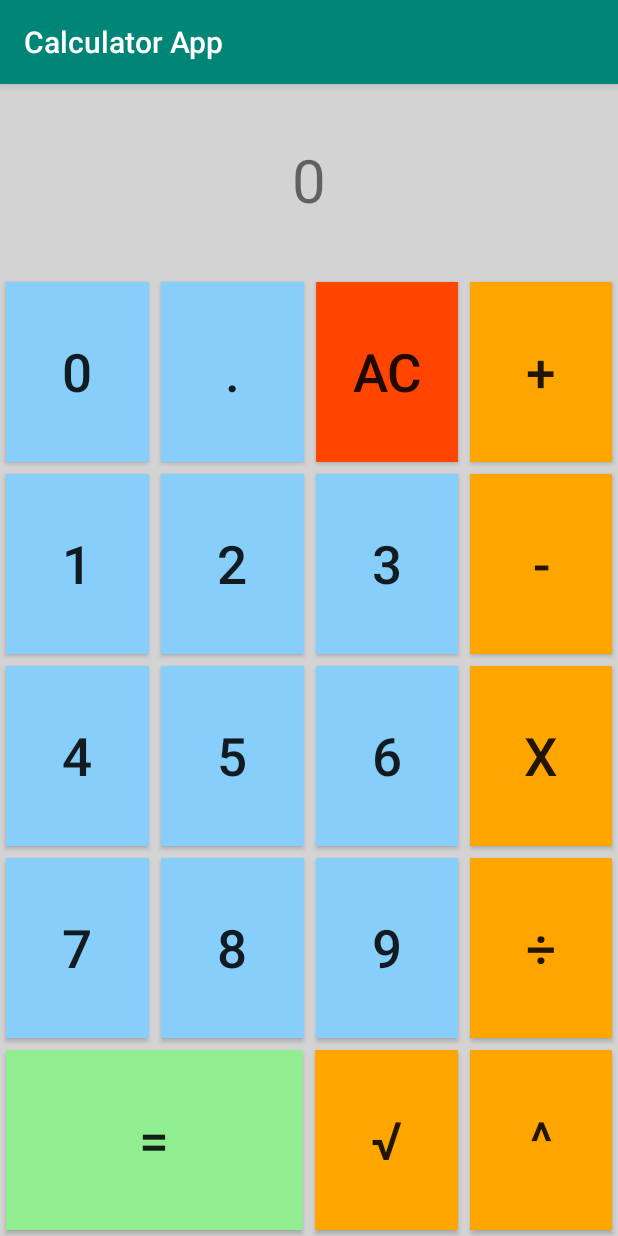
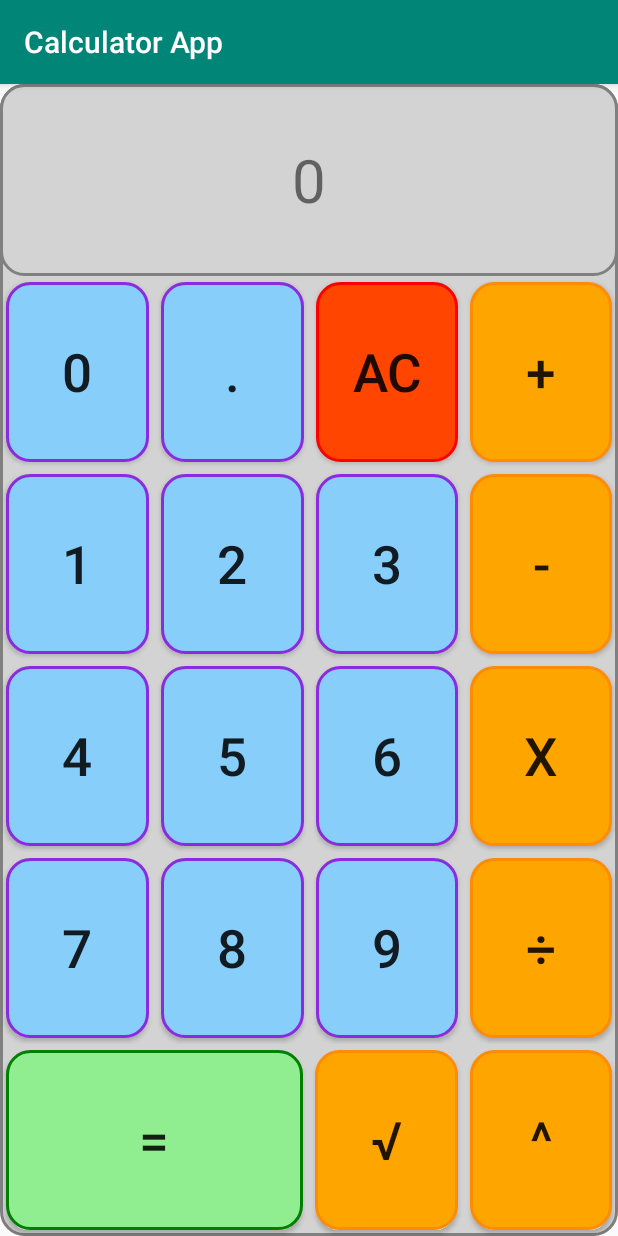
Before and after one commit to Wallaceness/androidcalculator, an Android app: the screen it shows after launch (MainActivity), on a phone screen of 412 x 824 dp. Run offline under Robolectric (Android 15) with nearby library versions, the phone set to English and light mode, and no system bars.

Commit message:
Rounded corner effects.

```diff
--- a/app/src/main/java/com/example/android/calculatorapp/MainActivity.java
+++ b/app/src/main/java/com/example/android/calculatorapp/MainActivity.java
@@ -4,7 +4,6 @@ import androidx.annotation.NonNull;
 import androidx.appcompat.app.AppCompatActivity;
 
 import android.os.Bundle;
-import android.os.PersistableBundle;
 import android.util.Log;
 import android.view.View;
 import android.widget.Button;
--- /dev/null
+++ b/app/src/main/res/drawable/rounded_corners_blue.xml
@@ -0,0 +1,11 @@
+<?xml version="1.0" encoding="utf-8"?>
+<selector xmlns:android="http://schemas.android.com/apk/res/android">
+    <item>
+        <shape android:shape="rectangle">
+            <solid android:color="@color/light_sky_blue"/>
+            <stroke android:color="#8A2BE2" android:width="2dp" />
+            <!--corners allow us to make the rounded corners button-->
+            <corners android:radius="15dp" />
+        </shape>
+    </item>
+</selector>
--- /dev/null
+++ b/app/src/main/res/drawable/rounded_corners_green.xml
@@ -0,0 +1,11 @@
+<?xml version="1.0" encoding="utf-8"?>
+<selector xmlns:android="http://schemas.android.com/apk/res/android">
+    <item>
+        <shape android:shape="rectangle">
+            <solid android:color="@color/_light_green"/>
+            <stroke android:color="@color/green" android:width="2dp" />
+            <!--corners allow us to make the rounded corners button-->
+            <corners android:radius="15dp" />
+        </shape>
+    </item>
+</selector>
--- /dev/null
+++ b/app/src/main/res/drawable/rounded_corners_grey.xml
@@ -0,0 +1,11 @@
+<?xml version="1.0" encoding="utf-8"?>
+<selector xmlns:android="http://schemas.android.com/apk/res/android">
+    <item>
+        <shape android:shape="rectangle">
+            <solid android:color="@color/light_grey"/>
+            <stroke android:color="@color/gray" android:width="2dp" />
+            <!--corners allow us to make the rounded corners button-->
+            <corners android:radius="15dp" />
+        </shape>
+    </item>
+</selector>
--- /dev/null
+++ b/app/src/main/res/drawable/rounded_corners_orange.xml
@@ -0,0 +1,11 @@
+<?xml version="1.0" encoding="utf-8"?>
+<selector xmlns:android="http://schemas.android.com/apk/res/android">
+    <item>
+        <shape android:shape="rectangle">
+            <solid android:color="@color/orange"/>
+            <stroke android:color="@color/dark_orange" android:width="2dp" />
+            <!--corners allow us to make the rounded corners button-->
+            <corners android:radius="15dp" />
+        </shape>
+    </item>
+</selector>
--- /dev/null
+++ b/app/src/main/res/drawable/rounded_corners_red.xml
@@ -0,0 +1,11 @@
+<?xml version="1.0" encoding="utf-8"?>
+<selector xmlns:android="http://schemas.android.com/apk/res/android">
+    <item>
+        <shape android:shape="rectangle">
+            <solid android:color="@color/orange_red"/>
+            <stroke android:color="@color/red" android:width="2dp" />
+            <!--corners allow us to make the rounded corners button-->
+            <corners android:radius="15dp" />
+        </shape>
+    </item>
+</selector>
--- a/app/src/main/res/layout/activity_main.xml
+++ b/app/src/main/res/layout/activity_main.xml
@@ -9,7 +9,7 @@
         tools:context=".MainActivity"
         android:weightSum="6"
         android:orientation="vertical"
-        android:background="@color/light_grey">
+        android:background="@drawable/rounded_corners_grey">
         <LinearLayout
             android:layout_width="match_parent"
             android:layout_height="match_parent"
@@ -19,12 +19,13 @@
             <TextView
                 android:layout_width="match_parent"
                 android:layout_height="match_parent"
-                android:background="@color/light_grey"
+                android:background="@drawable/rounded_corners_grey"
                 android:text="@string/zero"
                 android:textSize="18pt"
                 android:textAlignment="center"
                 android:gravity="center"
-                android:id="@+id/calc_screen" />
+                android:id="@+id/calc_screen"
+                />
 
 
         </LinearLayout>
@@ -42,7 +43,7 @@
                 android:layout_height="match_parent"
                 android:layout_margin="4dp"
                 android:layout_weight="1"
-                android:background="@color/light_sky_blue"
+                android:background="@drawable/rounded_corners_blue"
                 android:onClick="updateDisplay"
                 android:text="@string/zero"
                 android:textSize="16pt" />
@@ -53,7 +54,7 @@
                 android:layout_height="match_parent"
                 android:layout_margin="4dp"
                 android:layout_weight="1"
-                android:background="@color/light_sky_blue"
+                android:background="@drawable/rounded_corners_blue"
                 android:onClick="updateDisplay"
                 android:text="@string/decimal"
                 android:textSize="16pt" />
@@ -63,7 +64,7 @@
                 android:layout_height="match_parent"
                 android:layout_margin="4dp"
                 android:layout_weight="1"
-                android:background="@color/orange_red"
+                android:background="@drawable/rounded_corners_red"
                 android:onClick="AC"
                 android:text="@string/allclear"
                 android:textSize="16pt" />
@@ -73,7 +74,7 @@
                 android:layout_height="match_parent"
                 android:layout_margin="4dp"
                 android:layout_weight="1"
-                android:background="@color/orange"
+                android:background="@drawable/rounded_corners_orange"
                 android:onClick="operation"
                 android:text="@string/plus"
                 android:textSize="16pt" />
@@ -92,7 +93,7 @@
                 android:layout_height="match_parent"
                 android:layout_margin="4dp"
                 android:layout_weight="1"
-                android:background="@color/light_sky_blue"
+                android:background="@drawable/rounded_corners_blue"
                 android:onClick="updateDisplay"
                 android:text="@string/one"
                 android:textSize="16pt" />
@@ -102,7 +103,7 @@
                 android:layout_height="match_parent"
                 android:layout_margin="4dp"
                 android:layout_weight="1"
-                android:background="@color/light_sky_blue"
+                android:background="@drawable/rounded_corners_blue"
                 android:onClick="updateDisplay"
                 android:text="@string/two"
                 android:textSize="16pt" />
@@ -112,7 +113,7 @@
                 android:layout_height="match_parent"
                 android:layout_margin="4dp"
                 android:layout_weight="1"
-                android:background="@color/light_sky_blue"
+                android:background="@drawable/rounded_corners_blue"
                 android:onClick="updateDisplay"
                 android:text="@string/three"
                 android:textSize="16pt" />
@@ -122,7 +123,7 @@
                 android:layout_height="match_parent"
                 android:layout_margin="4dp"
                 android:layout_weight="1"
-                android:background="@color/orange"
+                android:background="@drawable/rounded_corners_orange"
                 android:onClick="operation"
                 android:text="@string/minus"
                 android:textSize="16pt" />
@@ -141,7 +142,7 @@
                 android:layout_height="match_parent"
                 android:layout_margin="4dp"
                 android:layout_weight="1"
-                android:background="@color/light_sky_blue"
+                android:background="@drawable/rounded_corners_blue"
                 android:onClick="updateDisplay"
                 android:text="@string/four"
                 android:textSize="16pt" />
@@ -151,7 +152,7 @@
                 android:layout_height="match_parent"
                 android:layout_margin="4dp"
                 android:layout_weight="1"
-                android:background="@color/light_sky_blue"
+                android:background="@drawable/rounded_corners_blue"
                 android:onClick="updateDisplay"
                 android:text="@string/five"
                 android:textSize="16pt" />
@@ -161,7 +162,7 @@
                 android:layout_height="match_parent"
                 android:layout_margin="4dp"
                 android:layout_weight="1"
-                android:background="@color/light_sky_blue"
+                android:background="@drawable/rounded_corners_blue"
                 android:onClick="updateDisplay"
                 android:text="@string/six"
                 android:textSize="16pt" />
@@ -171,7 +172,7 @@
                 android:layout_height="match_parent"
                 android:layout_margin="4dp"
                 android:layout_weight="1"
-                android:background="@color/orange"
+                android:background="@drawable/rounded_corners_orange"
                 android:onClick="operation"
                 android:text="@string/multiply"
                 android:textSize="16pt" />
@@ -190,7 +191,7 @@
                 android:layout_height="match_parent"
                 android:layout_margin="4dp"
                 android:layout_weight="1"
-                android:background="@color/light_sky_blue"
+                android:background="@drawable/rounded_corners_blue"
                 android:onClick="updateDisplay"
                 android:text="@string/seven"
                 android:textSize="16pt" />
@@ -200,7 +201,7 @@
                 android:layout_height="match_parent"
                 android:layout_margin="4dp"
                 android:layout_weight="1"
-                android:background="@color/light_sky_blue"
+                android:background="@drawable/rounded_corners_blue"
                 android:onClick="updateDisplay"
                 android:text="@string/eight"
                 android:textSize="16pt" />
@@ -210,7 +211,7 @@
                 android:layout_height="match_parent"
                 android:layout_margin="4dp"
                 android:layout_weight="1"
-                android:background="@color/light_sky_blue"
+                android:background="@drawable/rounded_corners_blue"
                 android:onClick="updateDisplay"
                 android:text="@string/nine"
                 android:textSize="16pt" />
@@ -220,7 +221,7 @@
                 android:layout_height="match_parent"
                 android:layout_margin="4dp"
                 android:layout_weight="1"
-                android:background="@color/orange"
+                android:background="@drawable/rounded_corners_orange"
                 android:onClick="operation"
                 android:text="@string/divide"
                 android:textSize="16pt" />
@@ -239,7 +240,7 @@
                 android:layout_height="match_parent"
                 android:layout_margin="4dp"
                 android:layout_weight="1"
-                android:background="@color/_light_green"
+                android:background="@drawable/rounded_corners_green"
                 android:onClick="onEquals"
                 android:text="@string/equals"
                 android:textSize="16pt" />
@@ -249,7 +250,7 @@
                 android:layout_height="match_parent"
                 android:layout_margin="4dp"
                 android:layout_weight="1.5"
-                android:background="@color/orange"
+                android:background="@drawable/rounded_corners_orange"
                 android:onClick="operation"
                 android:text="@string/squareroot"
                 android:textSize="16pt" />
@@ -259,11 +260,10 @@
                 android:layout_height="match_parent"
                 android:layout_margin="4dp"
                 android:layout_weight="1.5"
-                android:background="@color/orange"
+                android:background="@drawable/rounded_corners_orange"
                 android:onClick="operation"
                 android:text="@string/exponent"
                 android:textSize="16pt" />
 
         </LinearLayout>
-
-    </LinearLayout>
+</LinearLayout>
```
